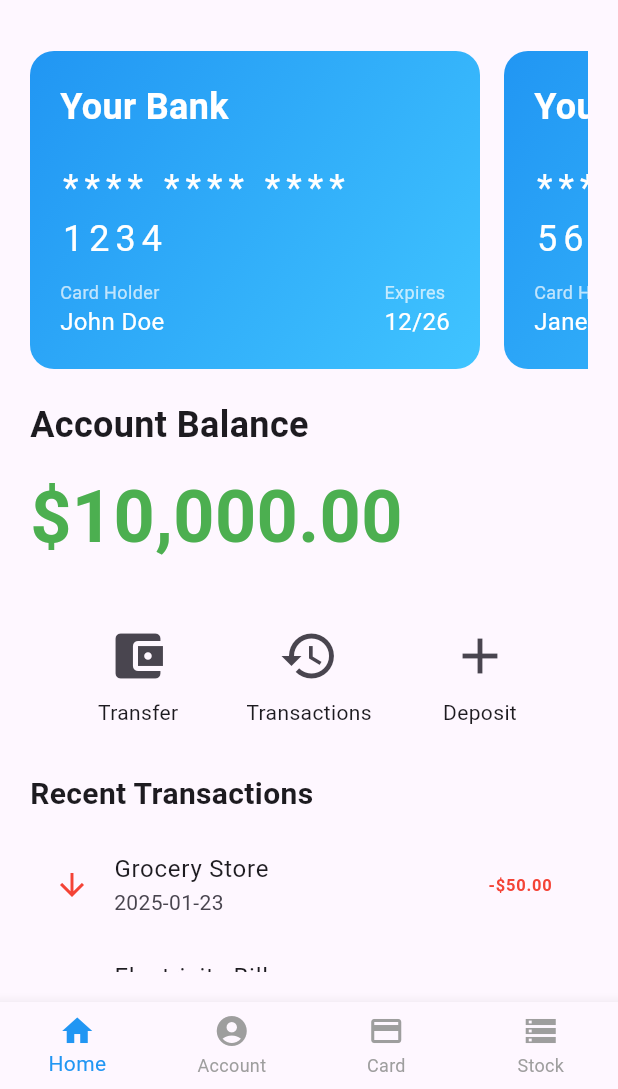
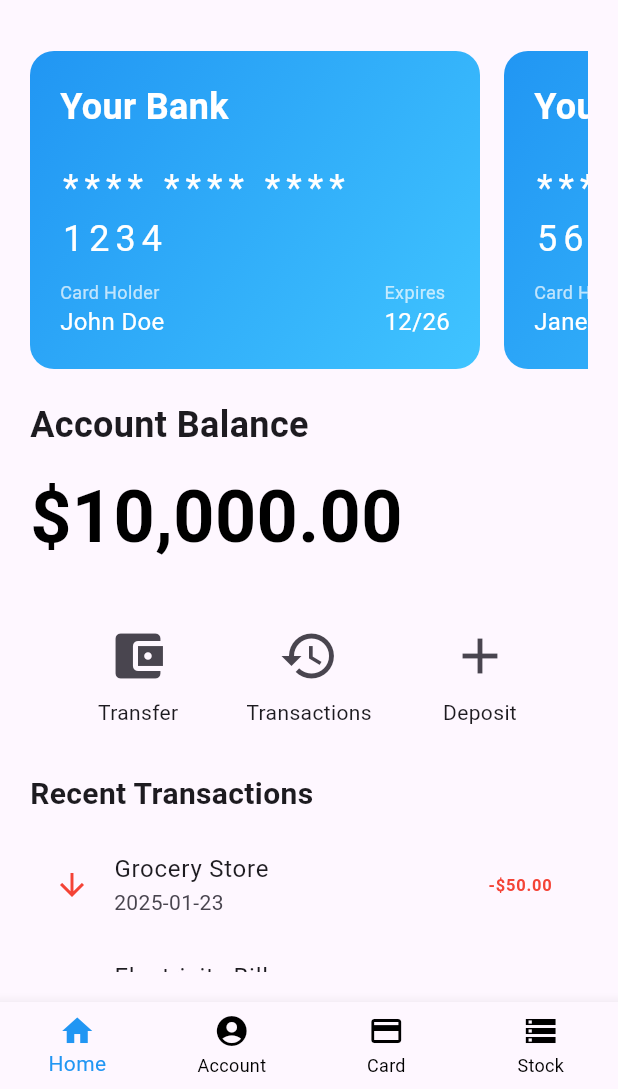
Before and after one commit to Kashyroyalty/Flutter_mobile_app, a Flutter app: the MainScreen screen opened directly, on a phone screen of 412 x 824 dp, the part 147-1236 px from its top. Run offline on Flutter 3.47's test engine with Material 3 defaults, Android fonts, the phone set to English and light mode, and no system bars; our stand-ins replace local_auth.

Commit message:
new implementation

```diff
--- a/lib/HomePage.dart
+++ b/lib/HomePage.dart
@@ -66,7 +66,7 @@ class HomePage extends StatelessWidget {
               SizedBox(height: 10),
               Text(
                 '\$10,000.00',
-                style: TextStyle(fontSize: 48, fontWeight: FontWeight.bold, color: Colors.green),
+                style: TextStyle(fontSize: 48, fontWeight: FontWeight.bold, color: Colors.black),
               ),
               SizedBox(height: 30),
               // Action Buttons
--- a/lib/main.dart
+++ b/lib/main.dart
@@ -83,8 +83,8 @@ class _MainScreenState extends State<MainScreen> {
           ),
         ],
         currentIndex: _selectedIndex,
-        selectedItemColor: Colors.blue,
-        unselectedItemColor: Colors.grey,
+        selectedItemColor: Colors.blue ,
+        unselectedItemColor: Colors.black,
         showUnselectedLabels: true,
         onTap: _onItemTapped,
         type: BottomNavigationBarType.fixed,
```
